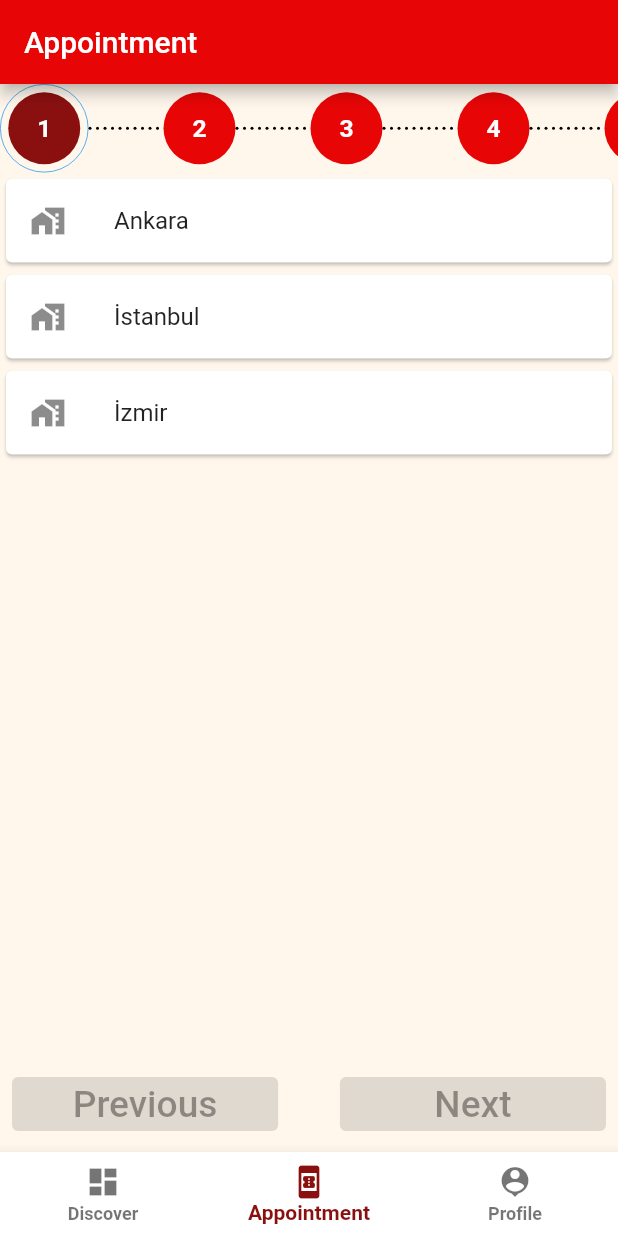
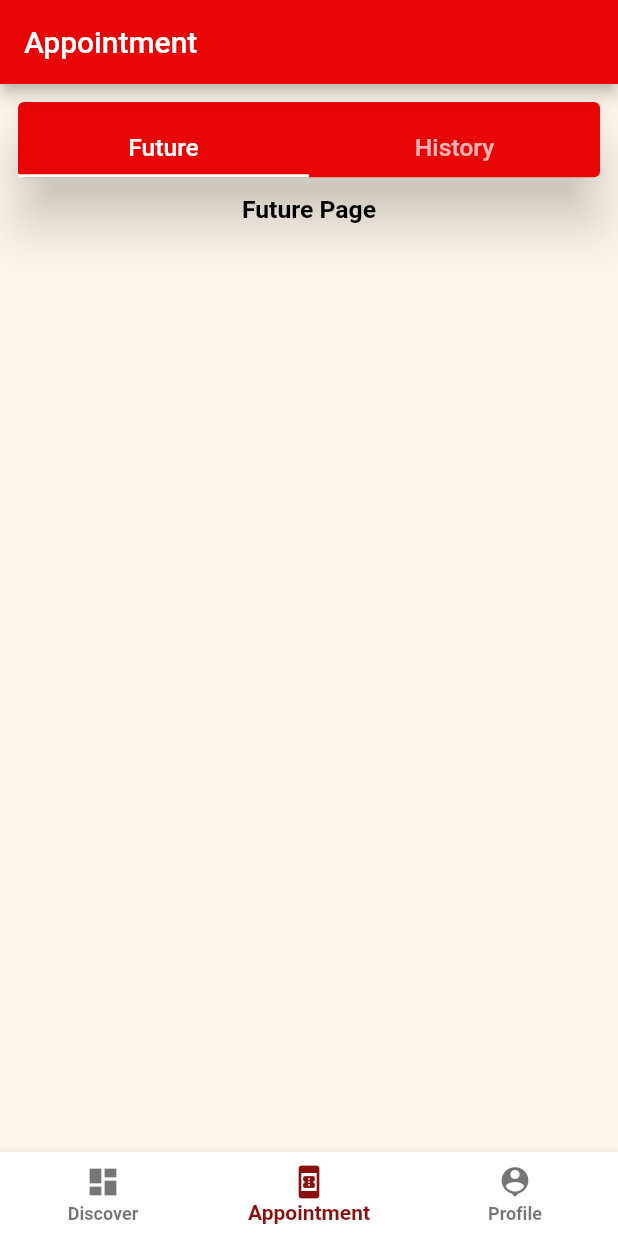
Before and after one commit to emrekorus/BarberBookingApp, a Flutter app: the screen it shows once a user with an empty profile is signed in, item 2 of the bottom bar chosen, on a phone screen of 412 x 824 dp. Run offline on Flutter 3.47's test engine with Material 2 defaults, Android fonts, the phone set to English and light mode, and no system bars; our stand-ins replace carousel_slider, firebase_auth, firebase_database, firebase_storage, im_stepper, sliding_up_panel; accounts and stored records are empty.

Commit message:
AppointmentScreen TabView is implemented.

```diff
--- a/lib/Screens/Appointment/AppointmentScreen.dart
+++ b/lib/Screens/Appointment/AppointmentScreen.dart
@@ -9,88 +9,58 @@ class AppointmentScreen extends StatefulWidget {
 }
 
 class _AppointmentScreenState extends State<AppointmentScreen> {
-  int step = 1;
-  String selectedCity = "";
-
-  displayCityList() {
-    List<String> cities = ["Ankara", "İstanbul", "İzmir"];
-
-    return ListView.builder(
-        itemCount: cities.length,
-        itemBuilder: (context, index) {
-          return GestureDetector(
-            onTap: () {
-              setState(() {
-                selectedCity = cities[index];
-              });
-            },
-            child: Card(
-                child: ListTile(
-              leading: Icon(Icons.home_work),
-              trailing:
-                  (selectedCity == cities[index]) ? Icon(Icons.check) : null,
-              title: Text(cities[index]),
-            )),
-          );
-        });
-  }
-
   @override
   Widget build(BuildContext context) {
-    return Column(
-      children: [
-        NumberStepper(
-          activeStep: step - 1,
-          direction: Axis.horizontal,
-          enableNextPreviousButtons: false,
-          enableStepTapping: false,
-          numbers: [1, 2, 3, 4, 5],
-          stepColor: Theme.of(context).primaryColor,
-          activeStepColor: Theme.of(context).primaryColorDark,
-          numberStyle: TextStyle(color: Colors.white),
-          lineColor: Colors.black,
-        ),
-        Expanded(child: step == 1 ? displayCityList() : SizedBox()),
-        Expanded(
-            child: Align(
-          alignment: Alignment.bottomCenter,
-          child: Container(
-            padding: EdgeInsets.all(8),
-            child: Row(
-              mainAxisAlignment: MainAxisAlignment.spaceBetween,
-              children: [
-                Expanded(
-                    child: ElevatedButton(
-                  onPressed: step == 1
-                      ? null
-                      : () {
-                          setState(() {
-                            step--;
-                          });
-                        },
-                  child: Text("Previous"),
-                )),
-                SizedBox(
-                  width: 10 * SizeConfig.widthMultiplier,
+    return new DefaultTabController(
+      length: 2,
+      child: new Scaffold(
+        appBar: new PreferredSize(
+          preferredSize: Size.fromHeight(9*SizeConfig.heightMultiplier),
+          child: Padding(
+            padding: const EdgeInsets.all(8.0),
+            child: new Card(
+              elevation: 2*SizeConfig.heightMultiplier,
+              color: Theme.of(context).primaryColor,
+              child: new SafeArea(
+                child: Column(
+                  children: <Widget>[
+                    new Expanded(child: new Container()),
+                    new TabBar(
+                      indicatorColor: Colors.white,
+                      tabs: [
+                        Padding(
+                          padding: const EdgeInsets.all(8.0),
+                          child: new Text(
+                            "Future",
+                            style: TextStyle(
+                                fontSize: 2 * SizeConfig.textMultiplier),
+                          ),
+                        ),
+                        Padding(
+                          padding: const EdgeInsets.all(8.0),
+                          child: new Text("History",
+                              style: TextStyle(
+                                  fontSize: 2 * SizeConfig.textMultiplier)),
+                        )
+                      ],
+                    ),
+                  ],
                 ),
-                Expanded(
-                    child: ElevatedButton(
-                  onPressed: selectedCity == ""
-                      ? null
-                      : step == 5
-                          ? null
-                          : () {
-                              setState(() {
-                                step++;
-                              });
-                            },
-                  child: Text('Next'),
-                ))
-              ],
+              ),
             ),
           ),
-        ))
-      ],
+        ),
+        body: new TabBarView(
+          children: <Widget>[
+            new Column(
+              children: <Widget>[new Text("Future Page")],
+            ),
+            new Column(
+              children: <Widget>[new Text("History Page")],
+            )
+          ],
+        ),
+      ),
     );
   }
 }
```
